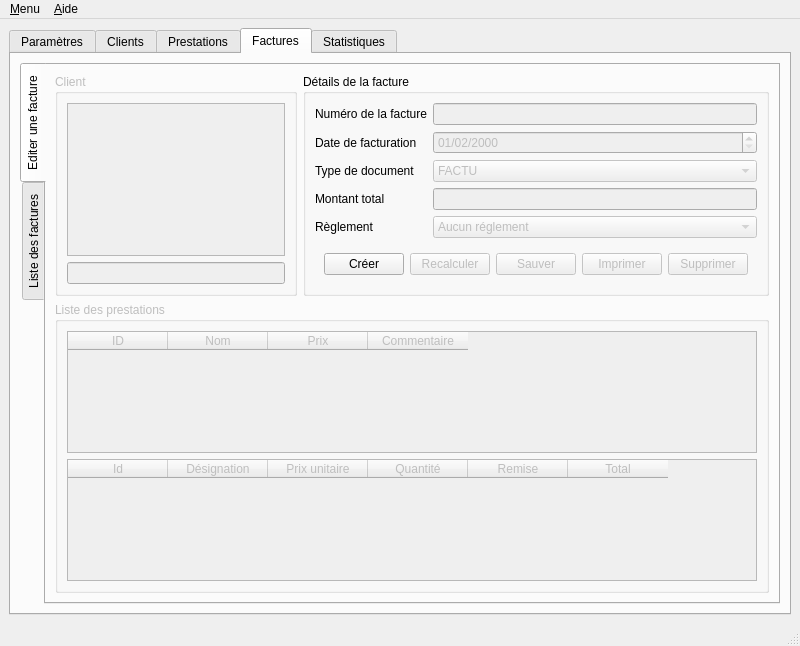
jpec/Qfacture, file ui/Qfacture.ui: the form before one commit.
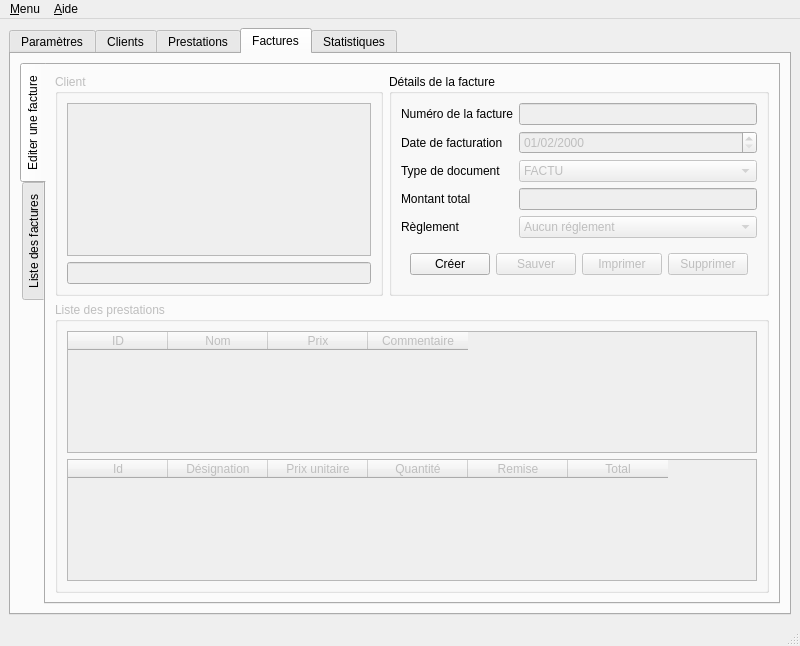
The form after the commit. The open tabs and pages were chosen to show the change. Icons and pictures are not drawn.

Commit message: Fix: #9 Supprimer bouton recalculer

```diff
--- a/ui/Qfacture.ui
+++ b/ui/Qfacture.ui
@@ -1582,16 +1582,6 @@
                 <widget class="QFrame" name="frame">
                  <layout class="QGridLayout" name="gridLayout_12">
                   <item row="0" column="1">
-                   <widget class="QPushButton" name="fCalc">
-                    <property name="enabled">
-                     <bool>false</bool>
-                    </property>
-                    <property name="text">
-                     <string>Recalculer</string>
-                    </property>
-                   </widget>
-                  </item>
-                  <item row="0" column="2">
                    <widget class="QPushButton" name="fSave">
                     <property name="enabled">
                      <bool>false</bool>
```
Left out of the diff: 4 changed lines with no effect on the pictures. The commit also changes 2 other files.
